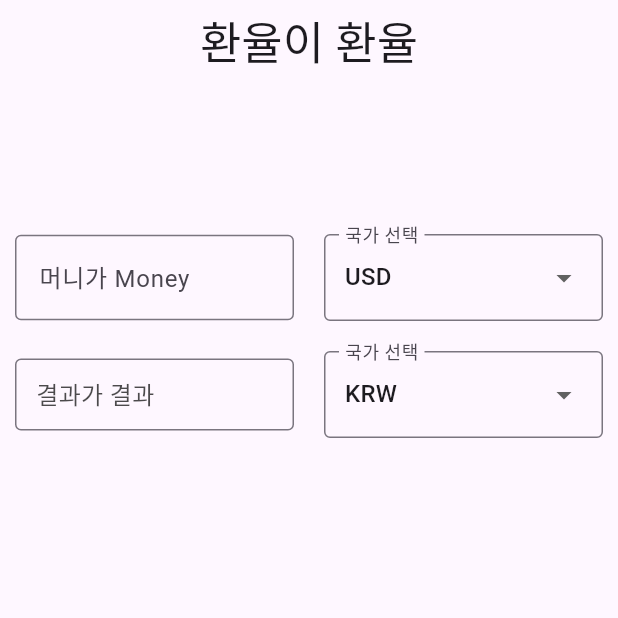
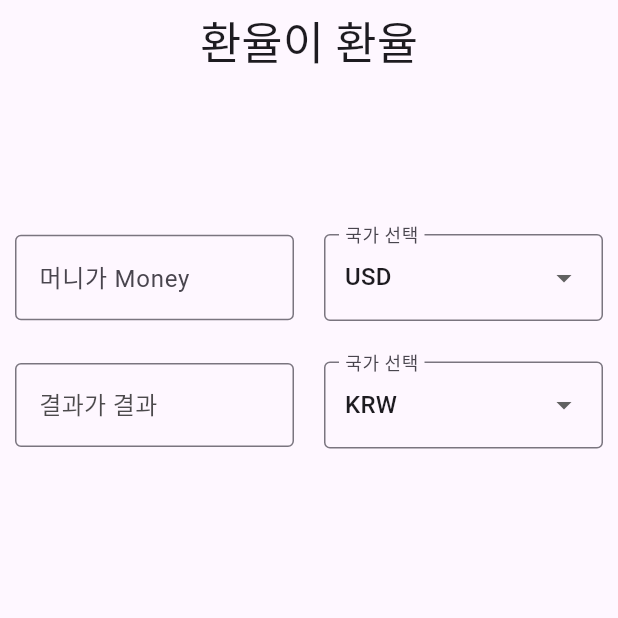
Before and after one commit to kaggle68/flutter_exchange, a Flutter app: the screen it shows after launch, on a phone screen of 412 x 824 dp, the top half of it. Run offline on Flutter 3.47's test engine with Material 3 defaults, Android fonts, the phone set to English and light mode, and no system bars; our stand-ins replace freezed_annotation.

Commit message:
3 cha wan seong

```diff
--- a/lib/presentation/exchange_screen.dart
+++ b/lib/presentation/exchange_screen.dart
@@ -78,16 +78,22 @@ class _ExchangeScreenState extends State<ExchangeScreen> {
   }
 
   Widget _buildResultBox() {
-    return InputDecorator(
+    return Container(
+      // 패딩을 추가하여 내부 공간을 조금 더 확보합니다.
+      padding: const EdgeInsets.symmetric(vertical: 8),
+      // 컨테이너의 최소 높이를 설정합니다.
+      constraints: const BoxConstraints(minHeight: 50),
+      child: InputDecorator(
         decoration: const InputDecoration(
           border: OutlineInputBorder(),
-        contentPadding: EdgeInsets.symmetric(horizontal: 10, vertical: 5),
+          // contentPadding: EdgeInsets.symmetric(horizontal: 10, vertical: 5), // 기존 패딩 설정은 주석 처리
         ),
         child: Text(
           _exchangeRateResult != null
               ? _exchangeRateResult!.toStringAsFixed(2)
               : '결과가 결과',
           style: TextStyle(fontSize: 16, color: Colors.black.withOpacity(0.7)),
+        ),
       ),
     );
   }
```
Lines whose indentation alone changed are shown as unchanged.
